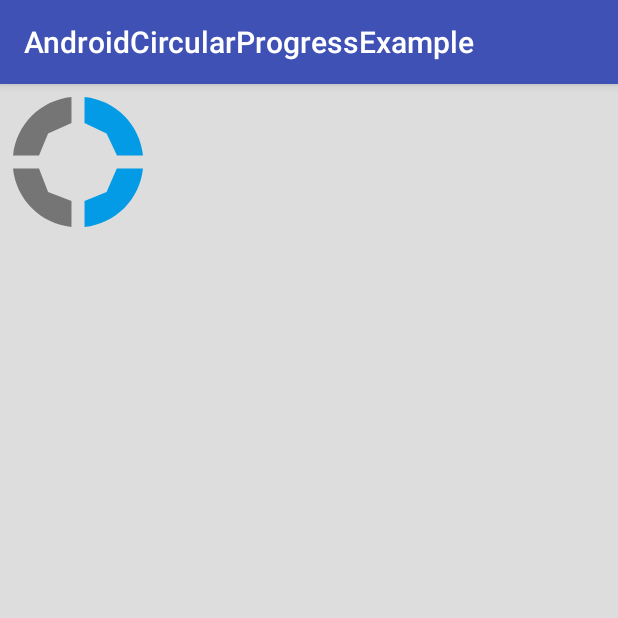
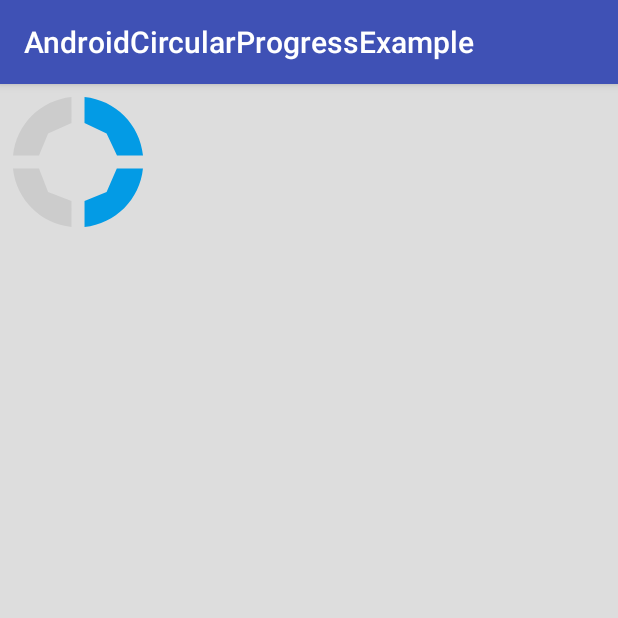
Before and after one commit to Mojtaba-Shafaei/AndroidCircularProgress, an Android app: the screen it shows after launch (MainActivity), on a phone screen of 412 x 824 dp, the top half of it. Run offline under Robolectric (Android 15) with nearby library versions, the phone set to English and light mode, and no system bars.

Commit message:
Change disabled color to #CCCCCC

```diff
--- a/androidCircularProgress/src/main/res/drawable/ic_p0.xml
+++ b/androidCircularProgress/src/main/res/drawable/ic_p0.xml
@@ -5,12 +5,12 @@
     android:viewportWidth="24.0">
     <path
         android:fillAlpha="1"
-        android:fillColor="#757575"
+        android:fillColor="#CCCCCC"
         android:pathData="M10.995,2C6.243,2.483 2.487,6.243 2.01,10.995L6,11 7.4,7.6 11,6ZM13.005,2.01L13,6l3.4,1.6 1.6,3.395 4,0C21.517,6.243 17.757,2.487 13.005,2.01ZM2,13.005c0.483,4.752 4.243,8.508 8.995,8.985L11,18 7.4,16.6 6,13.005ZM17.97,13 L16.4,16.6 13.005,18l0,4c4.752,-0.483 8.508,-4.243 8.985,-8.995z"
         android:strokeWidth="0" />
     <path
         android:fillAlpha="1"
-        android:fillColor="#757575"
+        android:fillColor="#CCCCCC"
         android:pathData="M13.005,2.01 L13,6l3.4,1.6 1.6,3.395 4,0C21.517,6.243 17.757,2.487 13.005,2.01Z"
         android:strokeWidth="0" />
 
--- /dev/null
+++ b/androidCircularProgress/src/main/res/drawable/ic_p1.xml
@@ -0,0 +1,17 @@
+<vector xmlns:android="http://schemas.android.com/apk/res/android"
+    android:width="24dp"
+    android:height="24dp"
+    android:viewportHeight="24.0"
+    android:viewportWidth="24.0">
+    <path
+        android:fillAlpha="1"
+        android:fillColor="#CCCCCC"
+        android:pathData="M10.995,2C6.243,2.483 2.487,6.243 2.01,10.995L6,11 7.4,7.6 11,6ZM13.005,2.01L13,6l3.4,1.6 1.6,3.395 4,0C21.517,6.243 17.757,2.487 13.005,2.01ZM2,13.005c0.483,4.752 4.243,8.508 8.995,8.985L11,18 7.4,16.6 6,13.005ZM17.97,13 L16.4,16.6 13.005,18l0,4c4.752,-0.483 8.508,-4.243 8.985,-8.995z"
+        android:strokeWidth="0" />
+    <path
+        android:fillAlpha="1"
+        android:fillColor="#039BE5"
+        android:pathData="M13.005,2.01 L13,6l3.4,1.6 1.6,3.395 4,0C21.517,6.243 17.757,2.487 13.005,2.01Z"
+        android:strokeWidth="0" />
+
+</vector>
--- a/androidCircularProgress/src/main/res/drawable/ic_p2.xml
+++ b/androidCircularProgress/src/main/res/drawable/ic_p2.xml
@@ -5,7 +5,7 @@
   android:width="24dp">
   <path
     android:fillAlpha="1"
-    android:fillColor="#757575"
+    android:fillColor="#CCCCCC"
     android:pathData="M10.995,2C6.243,2.483 2.487,6.243 2.01,10.995L6,11 7.4,7.6 11,6ZM2,13.005c0.483,4.752 4.243,8.508 8.995,8.985L11,18 7.4,16.6 6,13.005Z"
     android:strokeLineCap="butt"
     android:strokeWidth="0"
--- a/androidCircularProgress/src/main/res/drawable/ic_p3.xml
+++ b/androidCircularProgress/src/main/res/drawable/ic_p3.xml
@@ -5,7 +5,7 @@
   android:width="24dp">
   <path
     android:fillAlpha="1"
-    android:fillColor="#757575"
+    android:fillColor="#CCCCCC"
     android:pathData="M10.995,2C6.243,2.483 2.487,6.243 2.01,10.995L6,11 7.4,7.6 11,6Z"
     android:strokeLineCap="butt"
     android:strokeWidth="0"
```
